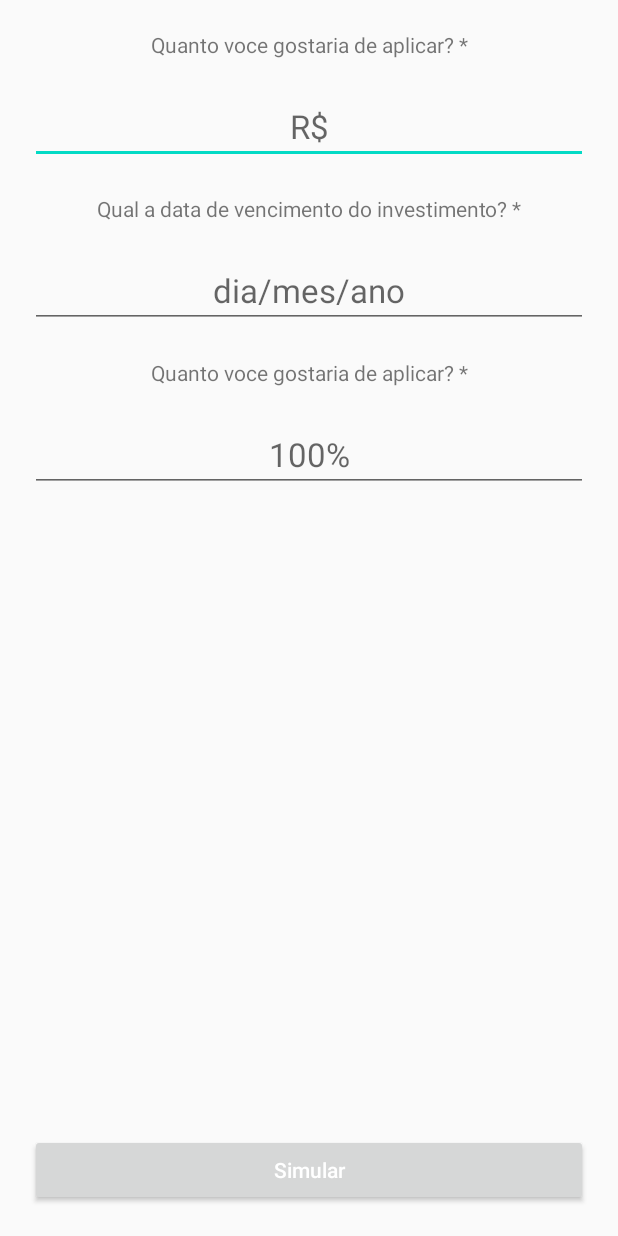
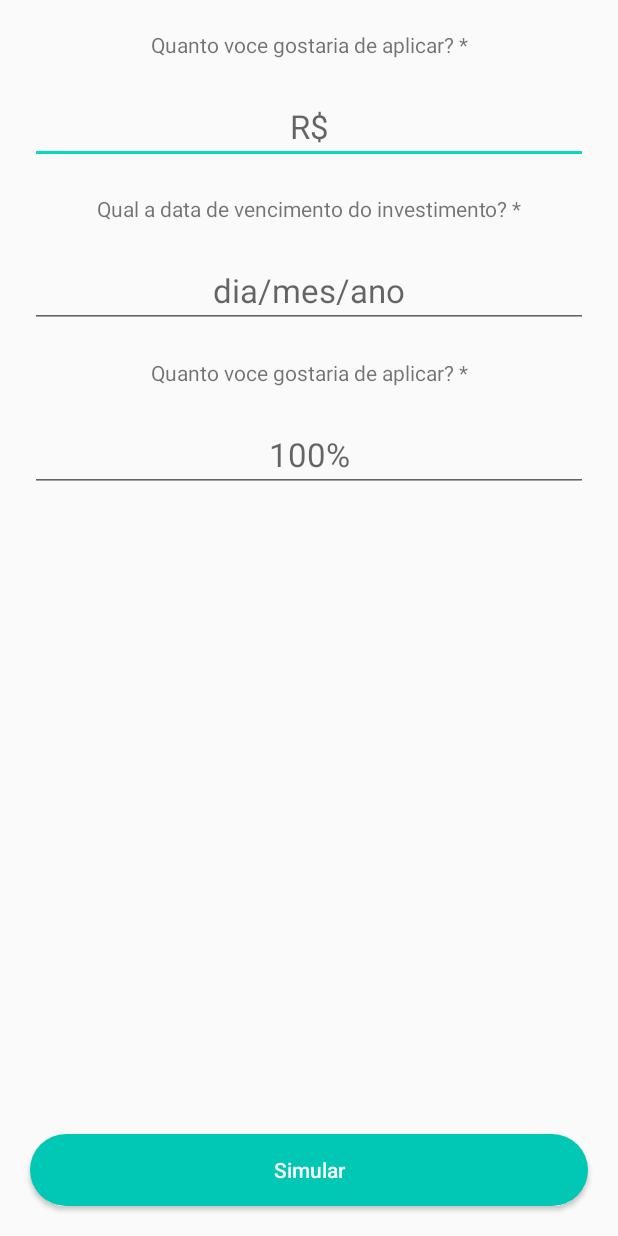
Before and after one commit to edferreira3005/desafio-easynvest, an Android app: the layout layout_fragment_imput_simulator.xml on its own in the app's theme, with its tools: preview values and no code run, on a phone screen of 412 x 824 dp. Run offline under Robolectric (Android 15) with nearby library versions, the phone set to English and light mode, and no system bars.

Commit message:
adicionando layout dos botoes e finalizando layout das telas

```diff
--- /dev/null
+++ b/app/src/main/res/drawable/btn_disabled.xml
@@ -0,0 +1,7 @@
+<?xml version="1.0" encoding="utf-8"?>
+
+<shape xmlns:android="http://schemas.android.com/apk/res/android" android:shape="rectangle">
+    <solid
+        android:color="@android:color/darker_gray"/>
+    <corners android:radius= "50dp" />
+</shape>
--- /dev/null
+++ b/app/src/main/res/drawable/btn_enabled.xml
@@ -0,0 +1,7 @@
+<?xml version="1.0" encoding="utf-8"?>
+
+<shape xmlns:android="http://schemas.android.com/apk/res/android" android:shape="rectangle">
+    <solid
+        android:color="@color/btn_normal"/>
+    <corners android:radius= "50dp" />
+</shape>
--- /dev/null
+++ b/app/src/main/res/drawable/btn_pressed.xml
@@ -0,0 +1,7 @@
+<?xml version="1.0" encoding="utf-8"?>
+
+<shape xmlns:android="http://schemas.android.com/apk/res/android" android:shape="rectangle">
+    <solid
+        android:color="@color/btn_click"/>
+    <corners android:radius= "50dp" />
+</shape>
--- /dev/null
+++ b/app/src/main/res/drawable/easy_btn.xml
@@ -0,0 +1,18 @@
+<?xml version="1.0" encoding="utf-8"?>
+
+<selector xmlns:android="http://schemas.android.com/apk/res/android">
+    <item
+        android:state_enabled="false"
+        android:drawable="@drawable/btn_disabled" />
+    <item
+        android:state_pressed="true"
+        android:state_enabled="true"
+        android:drawable="@drawable/btn_pressed" />
+    <item
+        android:state_focused="true"
+        android:state_enabled="true"
+        android:drawable="@drawable/btn_enabled" />
+    <item
+        android:state_enabled="true"
+        android:drawable="@drawable/btn_enabled" />
+</selector>
--- a/app/src/main/res/layout/layout_fragment_imput_simulator.xml
+++ b/app/src/main/res/layout/layout_fragment_imput_simulator.xml
@@ -108,6 +108,7 @@
         app:layout_constraintBottom_toBottomOf="parent"
         android:textAllCaps="false"
         android:text="@string/simular"
+        android:background="@drawable/easy_btn"
         android:textColor="@android:color/white"
         android:layout_margin="20dp"/>
 
--- a/app/src/main/res/layout/layout_fragment_simulator_result.xml
+++ b/app/src/main/res/layout/layout_fragment_simulator_result.xml
@@ -337,6 +337,7 @@
         app:layout_constraintStart_toStartOf="parent"
         app:layout_constraintEnd_toEndOf="parent"
         android:textAllCaps="false"
+        android:background="@drawable/easy_btn"
         android:textColor="@android:color/white"
         android:text="@string/sumular_novamente"
         android:layout_margin="20dp"/>
--- a/app/src/main/res/values/colors.xml
+++ b/app/src/main/res/values/colors.xml
@@ -3,4 +3,6 @@
     <color name="colorPrimary">#6200EE</color>
     <color name="colorPrimaryDark">#3700B3</color>
     <color name="colorAccent">#03DAC5</color>
+    <color name="btn_normal">#01C8B4</color>
+    <color name="btn_click">@color/colorAccent</color>
 </resources>
```
